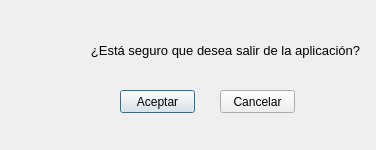
Before: the Qt Designer form vensalir.ui in XoanCarlos/PEREZGONZALEZ, drawn with Qt 5.
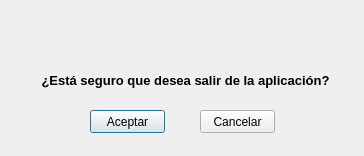
After: the same form once the commit is applied. Icons and pictures are not drawn.

Commit message: v0.0.9 mejoras ventana salir

Diff of the .ui file:
```diff
--- a/vensalir.ui
+++ b/vensalir.ui
@@ -9,8 +9,8 @@
    <rect>
     <x>0</x>
     <y>0</y>
-    <width>376</width>
-    <height>150</height>
+    <width>364</width>
+    <height>156</height>
    </rect>
   </property>
   <property name="windowTitle">
@@ -22,17 +22,17 @@
   <widget class="QLabel" name="lblMensalir">
    <property name="geometry">
     <rect>
-     <x>90</x>
-     <y>40</y>
-     <width>271</width>
+     <x>40</x>
+     <y>70</y>
+     <width>291</width>
      <height>21</height>
     </rect>
    </property>
    <property name="font">
     <font>
      <pointsize>10</pointsize>
-     <weight>50</weight>
-     <bold>false</bold>
+     <weight>75</weight>
+     <bold>true</bold>
     </font>
    </property>
    <property name="layoutDirection">
@@ -48,8 +48,8 @@
   <widget class="QLabel" name="label">
    <property name="geometry">
     <rect>
-     <x>30</x>
-     <y>70</y>
+     <x>160</x>
+     <y>10</y>
      <width>51</width>
      <height>51</height>
     </rect>
@@ -67,8 +67,8 @@
   <widget class="QPushButton" name="btnAceptar">
    <property name="geometry">
     <rect>
-     <x>120</x>
-     <y>90</y>
+     <x>90</x>
+     <y>110</y>
      <width>75</width>
      <height>23</height>
     </rect>
@@ -83,8 +83,8 @@
   <widget class="QPushButton" name="btnCancelar">
    <property name="geometry">
     <rect>
-     <x>220</x>
-     <y>90</y>
+     <x>200</x>
+     <y>110</y>
      <width>75</width>
      <height>23</height>
     </rect>
```
The commit also changes 6 other files.
